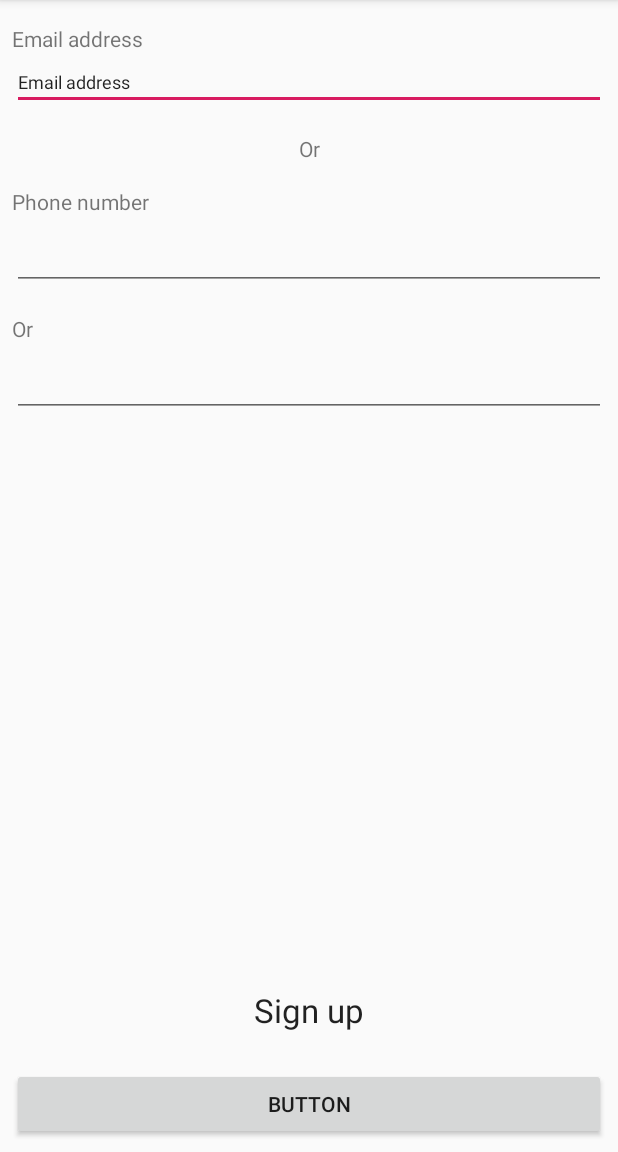
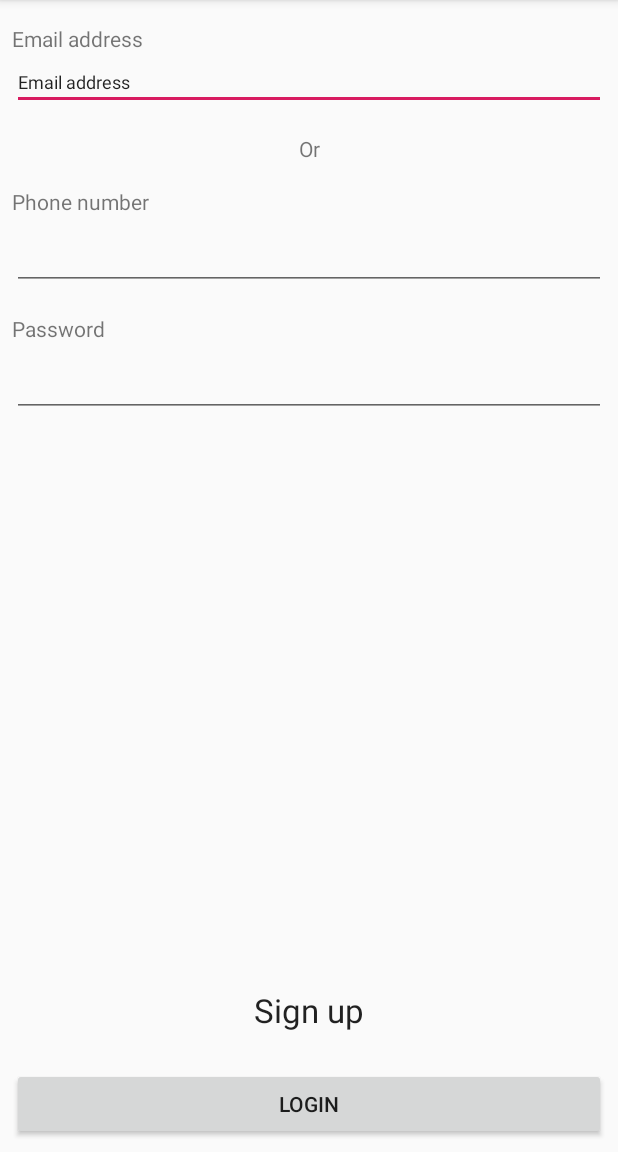
Before and after one commit to dflehel/SapientiaOrarend, an Android app: the LoginScreen screen opened directly, with no data from a screen before it, on a phone screen of 412 x 824 dp, the part 84-1236 px from its top. Run offline under Robolectric (Android 15) with nearby library versions, the phone set to English and light mode, and no system bars.

Commit message:
Login screen develop3

```diff
--- a/app/src/main/java/ro/sapientia/ms/sapientiaorarend/LoginScreen.kt
+++ b/app/src/main/java/ro/sapientia/ms/sapientiaorarend/LoginScreen.kt
@@ -1,12 +1,31 @@
 package ro.sapientia.ms.sapientiaorarend
 
+import android.content.Intent
 import android.support.v7.app.AppCompatActivity
 import android.os.Bundle
+import android.widget.Button
+import android.widget.EditText
+import android.widget.TextView
 
 class LoginScreen : AppCompatActivity() {
+
+    lateinit var Email:EditText
+    lateinit var Phone:EditText
+    lateinit var Password:EditText
+    lateinit var Login:Button
+    lateinit var Signup:TextView
 
     override fun onCreate(savedInstanceState: Bundle?) {
         super.onCreate(savedInstanceState)
         setContentView(R.layout.activity_login_screen)
+        this.Email = findViewById(R.id.login_screen_email)
+        this.Phone = findViewById(R.id.login_screen_phone)
+        this.Password = findViewById(R.id.login_screen_password)
+        this.Login = findViewById(R.id.login_screen_login_button)
+        this.Signup = findViewById(R.id.login_screen_signup_button)
+        this.Login.setOnClickListener{
+            var intent = Intent(this, MainScreen::class.java)
+            startActivity(intent)
+        }
     }
 }
--- a/app/src/main/res/layout/activity_login_screen.xml
+++ b/app/src/main/res/layout/activity_login_screen.xml
@@ -8,7 +8,7 @@
         tools:context=".LoginScreen">
 
     <Button
-            android:text="Button"
+            android:text="Login"
             android:layout_width="0dp"
             android:layout_height="wrap_content"
             android:id="@+id/login_screen_login_button" app:layout_constraintStart_toStartOf="parent"
@@ -87,7 +87,7 @@
             app:layout_constraintStart_toStartOf="parent" android:layout_marginLeft="8dp"
             android:layout_marginStart="8dp"/>
     <TextView
-            android:text="Or"
+            android:text="Password"
             android:layout_width="0dp"
             android:layout_height="wrap_content"
             android:id="@+id/textView5" android:layout_marginTop="16dp"
```
